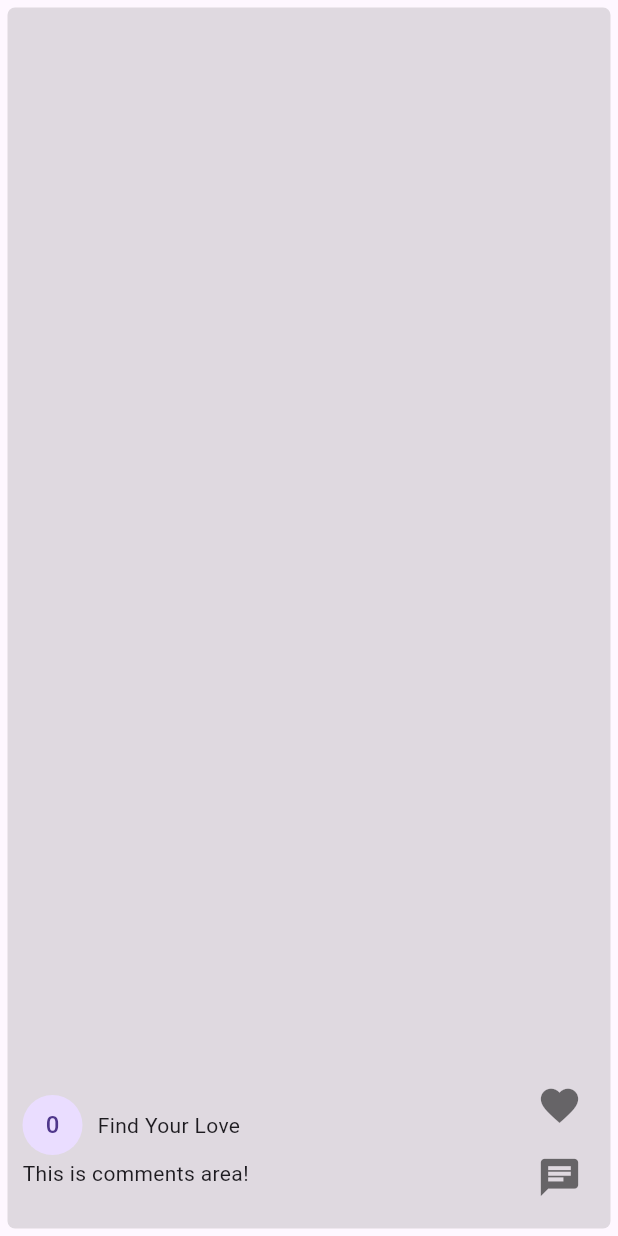
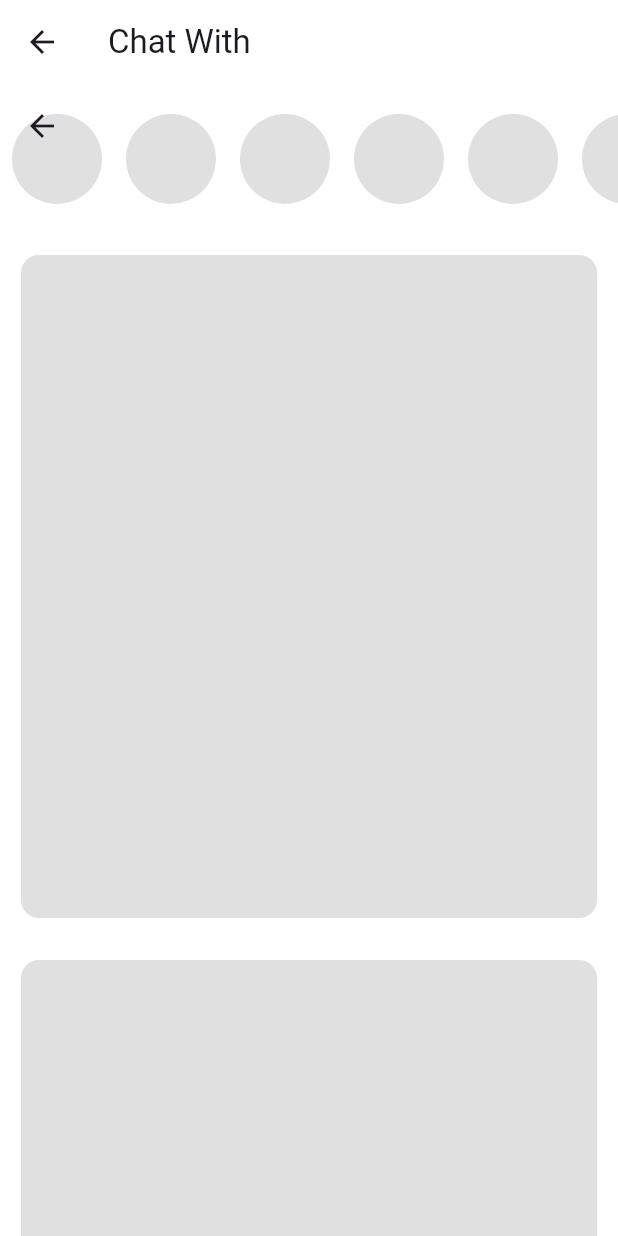
Before and after one commit to Akshay-Panika/Chat-with, a Flutter app: the HomeScreen screen opened directly, on a phone screen of 412 x 824 dp. Run offline on Flutter 3.47's test engine with Material 3 defaults, Android fonts, the phone set to English and light mode, and no system bars; our stand-ins replace cloud_firestore, firebase_auth, firebase_core, get, motion_tab_bar; accounts and stored records are empty.

Commit message:
Chat with app

```diff
--- a/lib/auth_folder/splash_screen.dart
+++ b/lib/auth_screen/splash_screen.dart
@@ -1,8 +1,6 @@
-import 'package:chat_with/widget_folder/hw_widget.dart';
 import 'package:flutter/cupertino.dart';
 import 'package:flutter/material.dart';
 import 'package:get/get.dart';
-import 'package:get/get_core/src/get_main.dart';
 import '../getx_controllers/splash_getx_controller.dart';
 
 
--- a/lib/widget_folder/round_button_widget.dart
+++ b/lib/custom_widget/round_button_widget.dart
@@ -15,7 +15,7 @@ roundButtonWidget({
       width: width,
       decoration: BoxDecoration(
         color: color,
-        borderRadius: BorderRadius.circular(25),
+        borderRadius: BorderRadius.circular(10),
       ),
       child: Center(
         child: Text(text, style: const TextStyle(color: Colors.white, fontWeight: FontWeight.bold)),
--- a/lib/ui_folder/chat_screen.dart
+++ b/lib/screen_view/chat_screen.dart
@@ -1,5 +1,4 @@
-import 'package:chat_with/auth_folder/auth_screen.dart';
-import 'package:chat_with/widget_folder/hw_widget.dart';
+import 'package:chat_with/custom_widget/hw_widget.dart';
 import 'package:flutter/material.dart';
 
 class ChatScreen extends StatelessWidget {
@@ -8,6 +7,9 @@ class ChatScreen extends StatelessWidget {
   @override
   Widget build(BuildContext context) {
     return Scaffold(
+      appBar: AppBar(
+        title: Text("Chat With"),
+        backgroundColor: Colors.transparent,),
       body: Column(
         children: [
           // Chat messages area
--- /dev/null
+++ b/lib/screen_view/home_screen.dart
@@ -0,0 +1,71 @@
+import 'package:chat_with/build_screen_folder/build_appbar.dart';
+import 'package:chat_with/custom_widget/hw_widget.dart';
+import 'package:flutter/material.dart';
+
+
+class HomeScreen extends StatelessWidget {
+   const HomeScreen({super.key});
+
+  @override
+  Widget build(BuildContext context) {
+    return Scaffold(
+      backgroundColor: Colors.transparent,
+      appBar: AppBar(
+        title: Text("Chat With"),
+        backgroundColor: Colors.transparent,
+      elevation: 0.0,
+      ),
+
+      body: CustomScrollView(
+        slivers: [
+          SliverAppBar(
+            floating: true,
+            expandedHeight: 100,
+            backgroundColor: Colors.transparent,
+            flexibleSpace: FlexibleSpaceBar(
+              background: Column(
+                children: [
+                SizedBox(
+                      height: 100,
+                      child: ListView.builder(
+                        itemCount: 8,
+                        scrollDirection: Axis.horizontal,
+                        itemBuilder: (context, index) {
+                          return  Padding(
+                            padding: EdgeInsets.all(8.0),
+                            child: CircleAvatar(radius: 30,
+                            backgroundColor: Colors.black12,
+                            ),
+                          );
+                        },),
+                    ),
+
+                ],
+              ),
+            ),
+          ),
+
+          SliverList(
+            delegate: SliverChildBuilderDelegate((context, index) {
+              return Container(
+                height: 450,width: 300,
+                margin: EdgeInsets.all(10),
+                child: const Card(
+                  elevation: 0.0,
+                  color: Colors.black12,
+                  child: Column(
+                    children: [
+
+                    ],
+                  ),
+                ),
+              );
+            },
+            childCount: 5
+            ),
+          )
+        ],
+      ),
+    );
+  }
+}
--- a/lib/ui_folder/home_screen.dart
+++ /dev/null
@@ -1,59 +0,0 @@
-import 'package:chat_with/widget_folder/hw_widget.dart';
-import 'package:flutter/material.dart';
-
-
-class HomeScreen extends StatelessWidget {
-   const HomeScreen({super.key});
-
-  @override
-  Widget build(BuildContext context) {
-    return PageView.builder(
-      itemCount: 3,
-      itemBuilder: (context, index) {
-        return Container(
-          height: 450,
-          margin: const EdgeInsets.all(5),
-          decoration: BoxDecoration(
-            borderRadius: BorderRadius.circular(5),
-            color: Colors.black12,
-          ),
-          child: Padding(
-            padding: const EdgeInsets.all(10.0),
-            child: Column(
-              mainAxisAlignment: MainAxisAlignment.spaceBetween,
-              children: [
-                SizedBox(),
-
-                Row(
-                  mainAxisAlignment: MainAxisAlignment.spaceBetween,
-                  children: [
-                    Column(
-                      crossAxisAlignment: CrossAxisAlignment.start,
-                      children: [
-                        Row(
-                          children: [
-                            CircleAvatar(child: Text(index.toString())),
-                            10.width,
-                            const Text("Find Your Love"),
-                          ],
-                        ),
-                        2.height,
-                        const Text("This is comments area!"),
-                      ],
-                    ),
-                    Column(
-                      children: [
-                        IconButton(onPressed: (){}, icon: const Icon(Icons.favorite,color: Colors.black54, size: 30,)),
-                        IconButton(onPressed: (){}, icon: const Icon(Icons.chat,color: Colors.black54, size: 30,)),
-                      ],
-                    ),
-                  ],
-                )
-              ],
-            ),
-          ),
-        );
-      },
-    );
-  }
-}
--- a/pubspec.yaml
+++ b/pubspec.yaml
@@ -40,7 +40,7 @@ dependencies:
   firebase_auth: ^5.3.2
   firebase_core: ^3.7.0
   cloud_firestore: ^5.5.0
-  shared_preferences: ^2.3.3
+  #shared_preferences: ^2.3.2
   #image_picker: ^1.1.2
   #google_fonts:
 
```
Also changed, not shown: lib/auth_screen/auth_screen.dart (renamed from lib/auth_folder/auth_screen.dart, +14 -13 lines), lib/auth_screen/signin_screen.dart (renamed from lib/auth_folder/signin_screen.dart, +9 -11 lines), lib/auth_screen/signup_screen.dart (renamed from lib/auth_folder/signup_screen.dart, +8 -7 lines), lib/build_screen_folder/build_appbar.dart (renamed from lib/widget_folder/appbar_widget.dart, +13 -14 lines), lib/build_screen_folder/build_bottom_nav.dart (renamed from lib/ui_folder/bottom_nav.dart, +8 -18 lines), lib/main.dart (+8 -6 lines), lib/screen_view/profile_screen.dart (added, +105 -0 lines), lib/ui_folder/profile_screen.dart (deleted, +0 -78 lines), lib/custom_widget/hw_widget.dart (renamed from lib/widget_folder/hw_widget.dart), lib/custom_widget/img_picker_widget.dart (added), lib/custom_widget/text_style.dart (renamed from lib/widget_folder/text_style.dart), lib/models/user_model.dart (renamed from lib/models_folder/user_model.dart), pubspec.lock, 3 other files.
